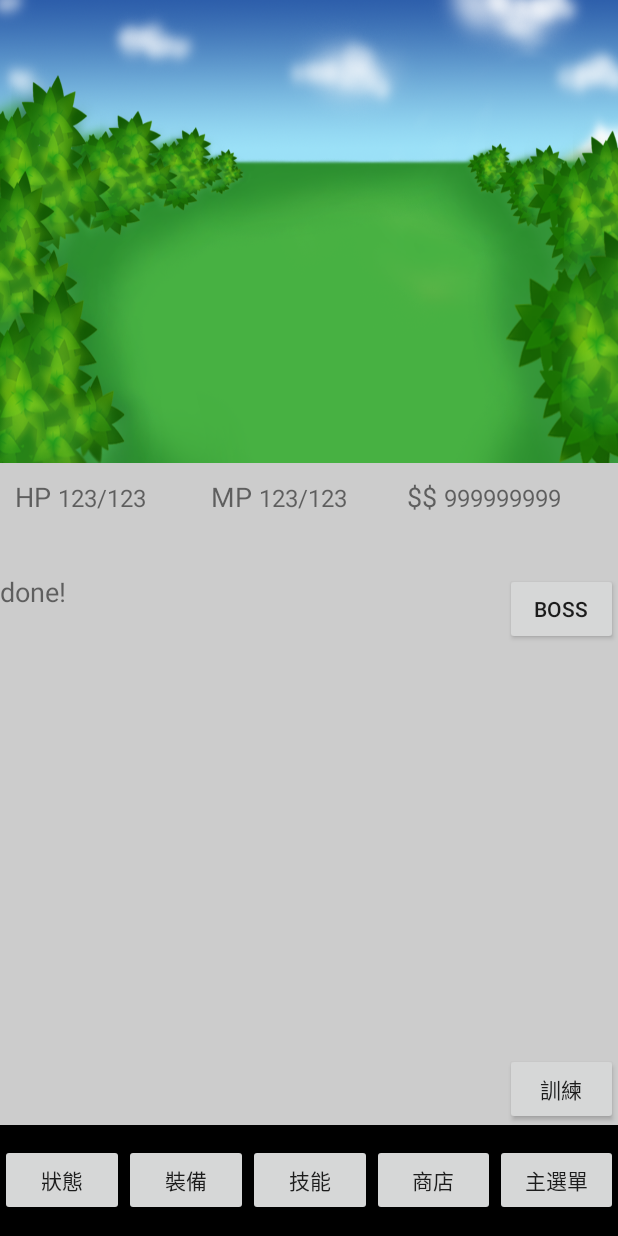
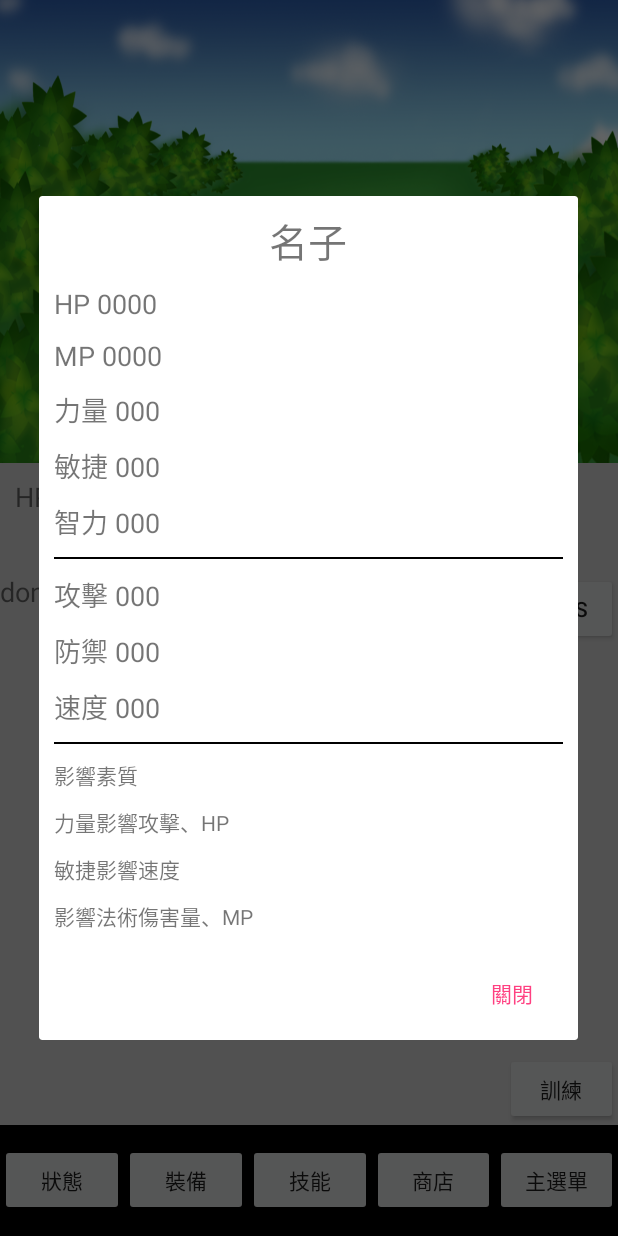
Before and after one commit to code09128/MyAppGame, an Android app: the ActorActivity screen opened directly, with no data from a screen before it, after a tap on "狀態", on a phone screen of 412 x 824 dp. Run offline under Robolectric (Android 15) with nearby library versions, the phone set to English and light mode, and no system bars; 1 other tap on this screen came first.

Commit message:
add status

```diff
--- a/app/build.gradle
+++ b/app/build.gradle
@@ -26,5 +26,6 @@ dependencies {
     })
     compile 'com.android.support:appcompat-v7:26.+'
     compile 'com.android.support.constraint:constraint-layout:1.0.2'
+    compile 'com.android.support:support-v4:26.+'
     testCompile 'junit:junit:4.12'
 }
--- a/app/src/main/java/com/example/casper/test/ActorActivity.java
+++ b/app/src/main/java/com/example/casper/test/ActorActivity.java
@@ -61,4 +61,11 @@ public class ActorActivity extends AppCompatActivity {
 
 
     }
+    //狀態按鈕進入
+    public void status(View view){
+
+        status_Fragment dialog =new status_Fragment();
+
+        dialog.show(getSupportFragmentManager(),"MyDialogFragment");
+    }
 }
--- /dev/null
+++ b/app/src/main/java/com/example/casper/test/status_Fragment.java
@@ -0,0 +1,52 @@
+package com.example.casper.test;
+
+
+import android.app.Dialog;
+import android.content.DialogInterface;
+import android.os.Bundle;
+import android.support.annotation.NonNull;
+import android.support.v4.app.DialogFragment;
+import android.support.v4.app.Fragment;
+import android.support.v7.app.AlertDialog;
+import android.view.LayoutInflater;
+import android.view.View;
+import android.view.ViewGroup;
+
+
+/**
+ * A simple {@link Fragment} subclass.
+ */
+public class status_Fragment extends DialogFragment {
+
+
+    public status_Fragment() {
+        // Required empty public constructor
+    }
+
+    @NonNull
+    @Override
+    public Dialog onCreateDialog(Bundle savedInstanceState) {
+        LayoutInflater inflater = getActivity().getLayoutInflater();
+
+        View view =inflater.inflate(R.layout.fragment_status_,null);
+
+        AlertDialog.Builder builder=new AlertDialog.Builder(getActivity());
+        builder.setView(view)
+                .setPositiveButton("關閉", new DialogInterface.OnClickListener() {
+                    @Override
+                    public void onClick(DialogInterface dialogInterface, int i) {
+
+                    }
+                });
+
+
+        return builder.create();    }
+
+    @Override
+    public View onCreateView(LayoutInflater inflater, ViewGroup container,
+                             Bundle savedInstanceState) {
+        // Inflate the layout for this fragment
+        return inflater.inflate(R.layout.fragment_status_, container, false);
+    }
+
+}
--- /dev/null
+++ b/app/src/main/res/layout/fragment_status_.xml
@@ -0,0 +1,222 @@
+<FrameLayout xmlns:android="http://schemas.android.com/apk/res/android"
+    xmlns:tools="http://schemas.android.com/tools"
+    android:layout_width="match_parent"
+    android:layout_height="match_parent"
+    tools:context="com.example.casper.test.status_Fragment">
+
+    <!-- TODO: Update blank fragment layout -->
+
+    <LinearLayout
+        android:layout_width="match_parent"
+        android:layout_height="match_parent"
+        android:layout_margin="10dp"
+        android:orientation="vertical">
+
+
+
+
+        <TextView
+            android:layout_width="match_parent"
+            android:layout_height="wrap_content"
+            android:text="名子"
+            android:textSize="26dp"
+            android:gravity="center"/>
+
+        <LinearLayout
+            android:layout_width="match_parent"
+            android:layout_height="wrap_content"
+            android:layout_marginTop="10dp">
+            <TextView
+                android:layout_width="wrap_content"
+                android:layout_height="wrap_content"
+                android:text="HP "
+                android:textSize="18dp"
+                android:layout_centerVertical="true"/>
+            <TextView
+                android:layout_width="wrap_content"
+                android:layout_height="wrap_content"
+                android:text="0000"
+                android:textSize="18dp"
+                android:layout_centerVertical="true"/>
+        </LinearLayout>
+
+        <LinearLayout
+            android:layout_width="match_parent"
+            android:layout_height="wrap_content"
+            android:layout_marginTop="10dp">
+            <TextView
+                android:layout_width="wrap_content"
+                android:layout_height="wrap_content"
+                android:text="MP "
+                android:textSize="18dp"
+                android:layout_centerVertical="true"/>
+            <TextView
+                android:layout_width="wrap_content"
+                android:layout_height="wrap_content"
+                android:text="0000"
+                android:textSize="18dp"
+                android:layout_centerVertical="true"/>
+        </LinearLayout>
+
+        <LinearLayout
+            android:layout_width="match_parent"
+            android:layout_height="wrap_content"
+            android:layout_marginTop="10dp">
+            <TextView
+                android:layout_width="wrap_content"
+                android:layout_height="wrap_content"
+                android:text="力量 "
+                android:textSize="18dp"
+                android:layout_centerVertical="true"/>
+            <TextView
+                android:layout_width="wrap_content"
+                android:layout_height="wrap_content"
+                android:text="000"
+                android:textSize="18dp"
+                android:layout_centerVertical="true"/>
+        </LinearLayout>
+
+        <LinearLayout
+            android:layout_width="match_parent"
+            android:layout_height="wrap_content"
+            android:layout_marginTop="10dp">
+            <TextView
+                android:layout_width="wrap_content"
+                android:layout_height="wrap_content"
+                android:text="敏捷 "
+                android:textSize="18dp"
+                android:layout_centerVertical="true"/>
+            <TextView
+                android:layout_width="wrap_content"
+                android:layout_height="wrap_content"
+                android:text="000"
+                android:textSize="18dp"
+                android:layout_centerVertical="true"/>
+        </LinearLayout>
+
+        <LinearLayout
+            android:layout_width="match_parent"
+            android:layout_height="wrap_content"
+            android:layout_marginTop="10dp">
+            <TextView
+                android:layout_width="wrap_content"
+                android:layout_height="wrap_content"
+                android:text="智力 "
+                android:textSize="18dp"
+                android:layout_centerVertical="true"/>
+            <TextView
+                android:layout_width="wrap_content"
+                android:layout_height="wrap_content"
+                android:text="000"
+                android:textSize="18dp"
+                android:layout_centerVertical="true"/>
+        </LinearLayout>
+
+        <TextView
+            android:layout_width="match_parent"
+            android:layout_height="1dp"
+            android:background="#000000"
+            android:layout_marginTop="10dp"/>
+
+        <LinearLayout
+            android:layout_width="match_parent"
+            android:layout_height="wrap_content"
+            android:layout_marginTop="10dp">
+            <TextView
+                android:layout_width="wrap_content"
+                android:layout_height="wrap_content"
+                android:text="攻擊 "
+                android:textSize="18dp"
+                android:layout_centerVertical="true"/>
+            <TextView
+                android:layout_width="wrap_content"
+                android:layout_height="wrap_content"
+                android:text="000"
+                android:textSize="18dp"
+                android:layout_centerVertical="true"/>
+        </LinearLayout>
+
+        <LinearLayout
+            android:layout_width="match_parent"
+            android:layout_height="wrap_content"
+            android:layout_marginTop="10dp">
+            <TextView
+                android:layout_width="wrap_content"
+                android:layout_height="wrap_content"
+                android:text="防禦 "
+                android:textSize="18dp"
+                android:layout_centerVertical="true"/>
+            <TextView
+                android:layout_width="wrap_content"
+                android:layout_height="wrap_content"
+                android:text="000"
+                android:textSize="18dp"
+                android:layout_centerVertical="true"/>
+        </LinearLayout>
+
+        <LinearLayout
+            android:layout_width="match_parent"
+            android:layout_height="wrap_content"
+            android:layout_marginTop="10dp">
+            <TextView
+                android:layout_width="wrap_content"
+                android:layout_height="wrap_content"
+                android:text="速度 "
+                android:textSize="18dp"
+                android:layout_centerVertical="true"/>
+            <TextView
+                android:layout_width="wrap_content"
+                android:layout_height="wrap_content"
+                android:text="000"
+                android:textSize="18dp"
+                android:layout_centerVertical="true"/>
+        </LinearLayout>
+
+        <TextView
+            android:layout_width="match_parent"
+            android:layout_height="1dp"
+            android:background="#000000"
+            android:layout_marginTop="10dp"/>
+
+
+
+
+
+
+        <TextView
+            android:text="影響素質"
+            android:layout_width="match_parent"
+            android:layout_height="wrap_content"
+            android:layout_marginTop="10dp" />
+
+        <TextView
+            android:text="力量影響攻擊、HP"
+            android:layout_width="match_parent"
+            android:layout_height="wrap_content"
+            android:layout_marginTop="10dp"/>
+
+        <TextView
+            android:text="敏捷影響速度"
+            android:layout_width="match_parent"
+            android:layout_height="wrap_content"
+            android:layout_marginTop="10dp"/>
+        <TextView
+            android:text="影響法術傷害量、MP"
+            android:layout_width="match_parent"
+            android:layout_height="wrap_content"
+            android:layout_marginTop="10dp"/>
+
+
+
+
+
+
+
+
+
+
+
+    </LinearLayout>
+
+
+</FrameLayout>
--- a/app/src/main/res/values/strings.xml
+++ b/app/src/main/res/values/strings.xml
@@ -1,3 +1,6 @@
 <resources>
     <string name="app_name">破五關斬六將</string>
+
+    <!-- TODO: Remove or change this placeholder text -->
+    <string name="hello_blank_fragment">Hello blank fragment</string>
 </resources>
```
